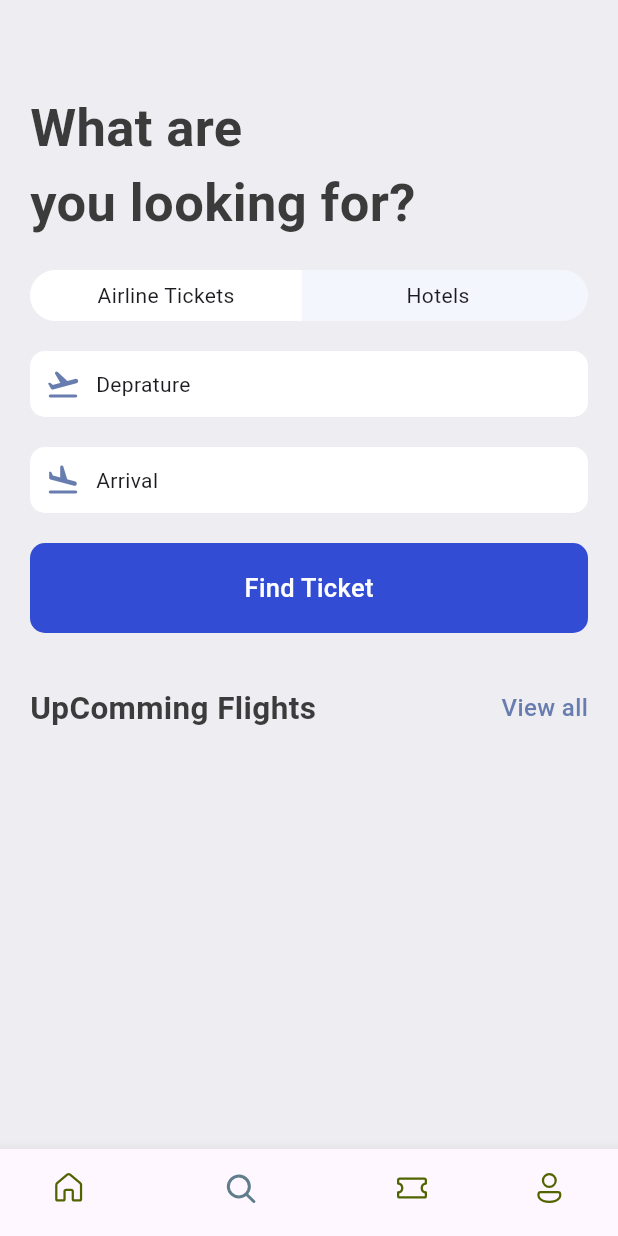
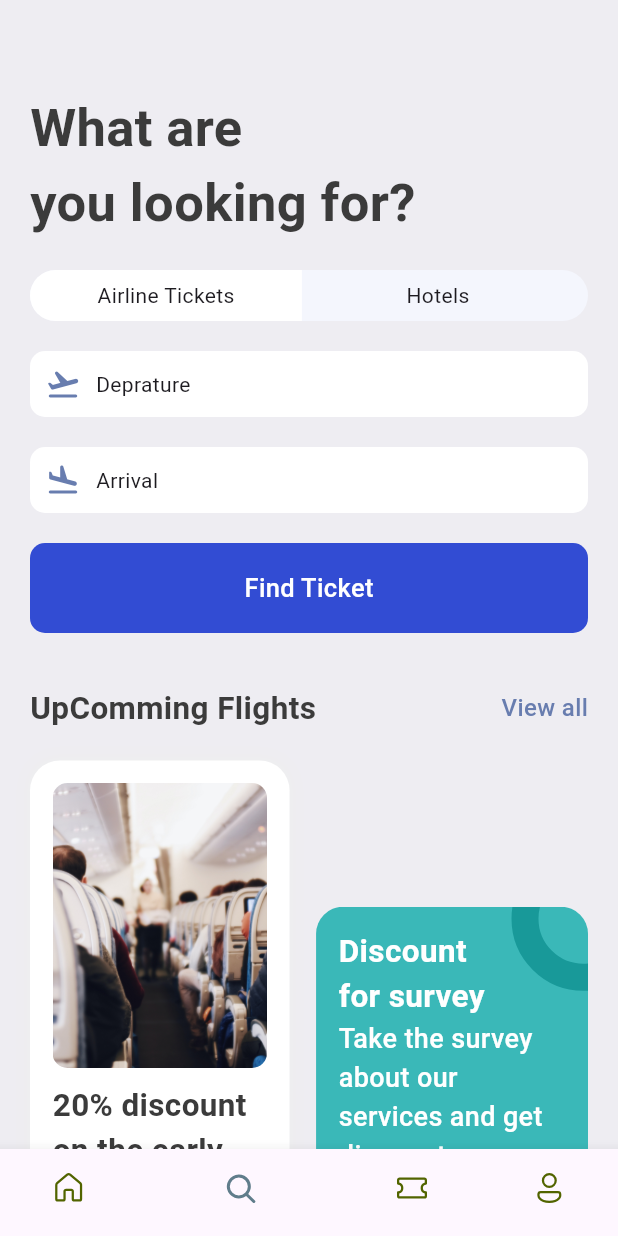
Before and after one commit to mortza20/tickts_App, a Flutter app: the screen it shows after launch, item 2 of the bottom bar chosen, on a phone screen of 412 x 824 dp. Run offline on Flutter 3.47's test engine with Material 3 defaults, Android fonts, the light colour scheme and no system bars; our stand-ins replace fluentui_icons.

Commit message:
add the truble card

```diff
--- /dev/null
+++ b/lib/Screens/Search/Widgets/trubleCard.dart
@@ -0,0 +1,92 @@
+import 'package:flutter/material.dart';
+import 'package:tickts/base/res/styles/app_styles.dart';
+
+class Trublecard extends StatelessWidget {
+  const Trublecard({super.key});
+
+  @override
+  Widget build(BuildContext context) {
+    final size = MediaQuery.of(context).size;
+    return Row(
+      mainAxisAlignment: MainAxisAlignment.spaceBetween,
+      children: [
+        Container(
+          width: size.width * .42,
+          height: 405,
+          padding: EdgeInsets.symmetric(horizontal: 15, vertical: 15),
+          decoration: BoxDecoration(
+            borderRadius: BorderRadius.circular(20),
+            color: Colors.white,
+            boxShadow: [
+              BoxShadow(
+                color: Colors.grey.shade200,
+                blurRadius: 10,
+                spreadRadius: 2,
+              ),
+            ],
+          ),
+          child: Column(
+            children: [
+              ClipRRect(
+                borderRadius: BorderRadius.circular(10),
+                child: Image.asset(
+                  "assets/images/plane_sit.jpg",
+                  height: 190,
+                  fit: BoxFit.cover,
+                ),
+              ),
+              SizedBox(height: 10),
+              Text(
+                "20% discount on the early booking of this flight> Don't miss!!",
+                style: AppStyles.headLineStyle2,
+              ),
+            ],
+          ),
+        ),
+        Stack(
+          children: [
+            Container(
+              padding: EdgeInsets.symmetric(vertical: 15, horizontal: 15),
+              width: size.width * .44,
+              height: 210,
+              decoration: BoxDecoration(
+                borderRadius: BorderRadius.circular(18),
+                color: Color(0xff3ab8b8),
+              ),
+              child: Column(
+                crossAxisAlignment: CrossAxisAlignment.start,
+                children: [
+                  Text(
+                    "Discount\nfor survey",
+                    style: AppStyles.headLineStyle2.copyWith(
+                      color: Colors.white,
+                    ),
+                  ),
+                  Text(
+                    "Take the survey about our services and get discount",
+                    style: AppStyles.headLineStyle2.copyWith(
+                      color: Colors.white,
+                      fontWeight: FontWeight.w500,
+                      fontSize: 18,
+                    ),
+                  ),
+                ],
+              ),
+            ),
+            Positioned(
+              right: -45,
+              top: -40,
+              child: Container(
+                padding: EdgeInsets.all(30),
+                decoration: BoxDecoration(
+                  shape: BoxShape.circle,
+                  border: Border.all(width: 18, color: AppStyles.circleColor),
+                ),
+              ),
+            ),
+          ],
+        ),
+      ],
+    );
+  }
+}
--- a/lib/Screens/Search/search_screen.dart
+++ b/lib/Screens/Search/search_screen.dart
@@ -2,6 +2,7 @@ import 'package:flutter/material.dart';
 import 'package:tickts/Screens/Search/Widgets/app_icon.dart';
 import 'package:tickts/Screens/Search/Widgets/app_ticket_tabs.dart';
 import 'package:tickts/Screens/Search/Widgets/find_ticket.dart';
+import 'package:tickts/Screens/Search/Widgets/trubleCard.dart';
 import 'package:tickts/base/res/styles/app_styles.dart';
 import 'package:tickts/base/widgets/app_double_text.dart';
 
@@ -34,6 +35,8 @@ class SearchScreen extends StatelessWidget {
             smallText: 'View all',
             funcNavigator: () => Navigator.pushNamed(context, "AllTickets"),
           ),
+          SizedBox(height: 20),
+          Trublecard(),
         ],
       ),
     );
--- a/lib/base/res/styles/app_styles.dart
+++ b/lib/base/res/styles/app_styles.dart
@@ -9,6 +9,7 @@ class AppStyles {
   static Color ticketColor2 = const Color(0xfff37b67);
   static Color hotelCard = const Color(0xffd2bdb6);
   static Color findTicktColor = const Color(0xD91130ce);
+  static Color circleColor = const Color(0xff189999);
 
   static TextStyle defultTextStyle = TextStyle(
     fontSize: 16,
```
